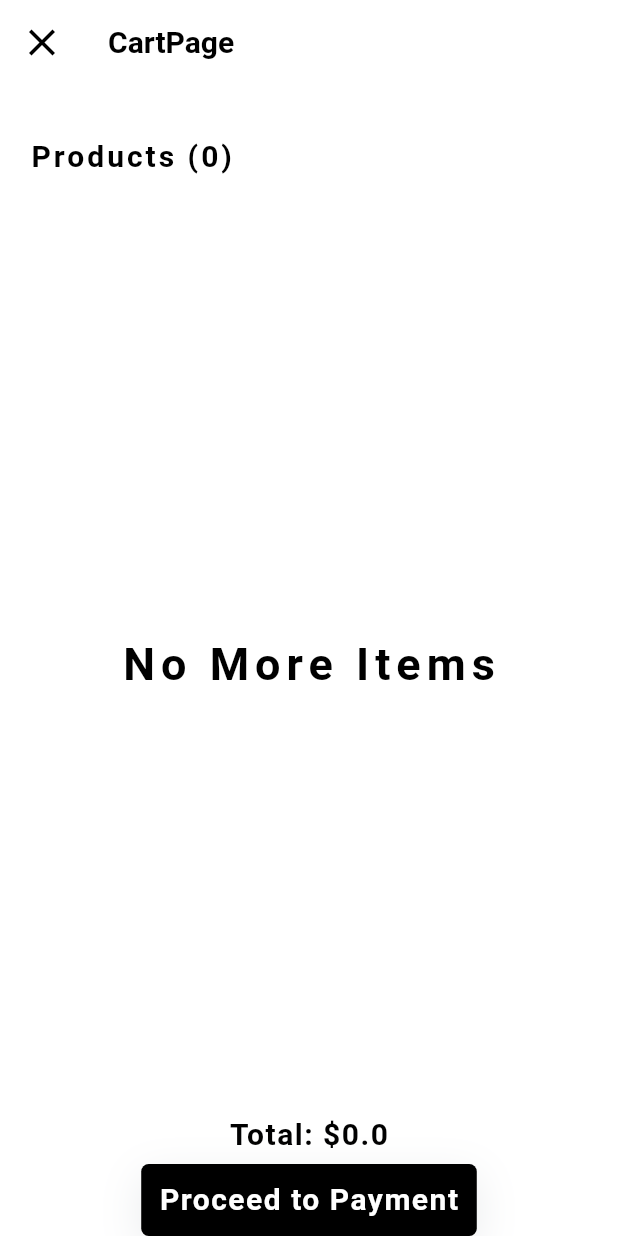
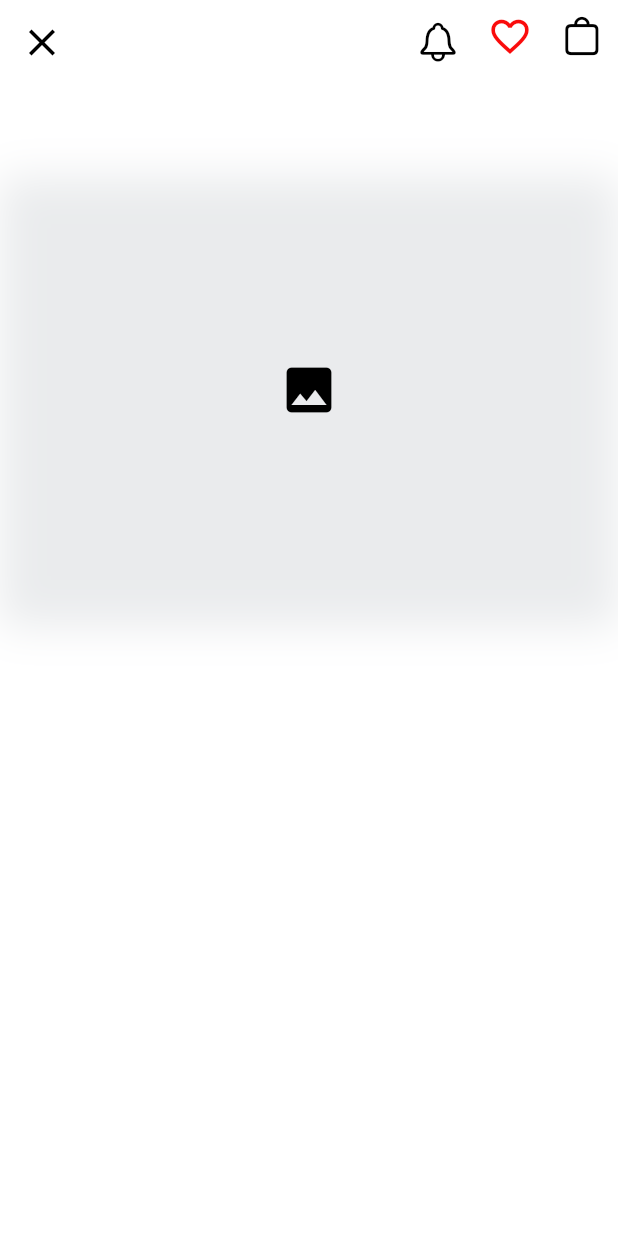
Before and after one commit to sharath-616/shopcart, a Flutter app: the screen it shows after launch, after a tap on "BALMAIN", on a phone screen of 412 x 824 dp. Run offline on Flutter 3.47's test engine with Material 3 defaults, Android fonts, the phone set to English and light mode, and no system bars; our stand-ins replace flutter_spinkit, go_router.

Commit message:
bro pls check this one

```diff
--- a/lib/Const/local_images.dart
+++ b/lib/Const/local_images.dart
@@ -75,6 +75,7 @@ class ItemImage {
     'assets/jeans/download (8).jpg',
   ];
 
+  final String imagePath;
   ItemImage(List list,
       {required List<String> itemText,
       required List<String> adds,
@@ -82,9 +83,8 @@ class ItemImage {
       required List bank,
       required List pants,
       required List itemPrice,
-      required List itemName});
-
-  get bank => null;
+      required List itemName,
+      required this.imagePath});
 
 
 }
--- a/lib/Provider/HomepageProvider/home_page_provider.dart
+++ b/lib/Provider/HomepageProvider/home_page_provider.dart
@@ -8,8 +8,8 @@ class HomePageProvider extends ChangeNotifier {
   bool _isLoading = false;
   bool _isfavor = false;
   String _error = 'Something Went Wrong';
-  final ItemImage _itemImage =
-      ItemImage([], itemText: [], adds: [], shirts: [], bank: [], pants: [], itemPrice: [], itemName: []);
+  final ItemImage _itemImage = ItemImage([],
+      itemText: [], adds: [], shirts: [], bank: [], pants: [], itemPrice: [], itemName: [], imagePath: '');
   final TextEditingController _userSearchController = TextEditingController();
   final PageController _pageViewController = PageController();
   int _currentImage = 0;
--- a/lib/Screens/CartPage/Components/body.dart
+++ b/lib/Screens/CartPage/Components/body.dart
@@ -89,8 +89,8 @@ class Body extends StatelessWidget {
                                   Row(
                                     mainAxisAlignment: MainAxisAlignment.spaceBetween,
                                     children: [
-                                      if (cartItem.imagePath.isNotEmpty)
-                                        Image.asset(
+                                      cartItem.imagePath.isNotEmpty
+                                          ? Image.asset(
                                               cartItem.imagePath,
                                               fit: BoxFit.cover,
                                               width: 100,
@@ -103,8 +103,7 @@ class Body extends StatelessWidget {
                                                 );
                                               },
                                             )
-                                      else
-                                        const Icon(
+                                          : const Icon(
                                               Icons.image,
                                               size: 40,
                                               color: Colors.black,
--- /dev/null
+++ b/lib/Screens/DetailPage/Components/body.dart
@@ -0,0 +1,88 @@
+import 'package:flutter/cupertino.dart';
+import 'package:flutter/material.dart';
+import 'package:go_router/go_router.dart';
+import 'package:provider/provider.dart';
+import 'package:shopcart/Const/const.dart';
+import 'package:shopcart/Provider/HomepageProvider/home_page_provider.dart';
+import 'package:shopcart/Screens/CartPage/cart_page.dart';
+import 'package:shopcart/Screens/HomePage/home_page.dart';
+import 'package:shopcart/Widgets/custom_appbar.dart';
+
+class Body extends StatelessWidget {
+  const Body({super.key});
+
+  @override
+  Widget build(BuildContext context) {
+    return Scaffold(
+      backgroundColor: Colors.white,
+      appBar: PreferredSize(
+        preferredSize: const Size(double.infinity, 80),
+        child: CustomAppbar(
+          leading: IconButton(
+            onPressed: () {
+              context.go(HomePage.classId);
+            },
+            icon: const Icon(
+              Icons.close,
+              size: 30,
+              color: Colors.black,
+            ),
+          ),
+          title: '',
+          bellFunctions: () {},
+          favoriteFunctions: () {
+            context.read<HomePageProvider>().clickedfavor();
+          },
+          cartFunction: () {
+            context.go(CartPage.classId);
+          },
+          bellIcons: CupertinoIcons.bell,
+          favoriteIcons: context.watch<HomePageProvider>().isfavor ? Icons.favorite : Icons.favorite_border,
+          cartIcons: CupertinoIcons.bag,
+        ),
+      ),
+      body: Consumer<HomePageProvider>(
+        builder: (context, homePageProvider, child) => SingleChildScrollView(
+          child: Column(
+            mainAxisAlignment: MainAxisAlignment.start,
+            children: [
+              sizedBox,
+              Container(
+                height: 300,
+                decoration: BoxDecoration(
+                  boxShadow: const [
+                    shadow,
+                  ],
+                  borderRadius: BorderRadius.circular(5),
+                ),
+                child: homePageProvider.itemImage.shirts[0].isEmpty
+                    ? Image.asset(
+                        homePageProvider.itemImage.imagePath,
+                        fit: BoxFit.cover,
+                        width: 100,
+                        height: 100,
+                        errorBuilder: (context, error, stackTrace) {
+                          return const Center(
+                            child: Icon(
+                              Icons.image,
+                              size: 40,
+                              color: Colors.black,
+                            ),
+                          );
+                        },
+                      )
+                    : const Center(
+                        child: Icon(
+                          Icons.image,
+                          size: 40,
+                          color: Colors.black,
+                        ),
+                      ),
+              ),
+            ],
+          ),
+        ),
+      ),
+    );
+  }
+}
--- /dev/null
+++ b/lib/Screens/DetailPage/details_page.dart
@@ -0,0 +1,12 @@
+import 'package:flutter/material.dart';
+import 'package:shopcart/Screens/DetailPage/Components/body.dart';
+
+class DetailsPage extends StatelessWidget {
+  static const classId = '/details_page';
+  const DetailsPage({super.key});
+
+  @override
+  Widget build(BuildContext context) {
+    return const Body();
+  }
+}
--- a/lib/Widgets/grid_gallery.dart
+++ b/lib/Widgets/grid_gallery.dart
@@ -4,7 +4,7 @@ import 'package:provider/provider.dart';
 import 'package:shopcart/Const/const.dart';
 import 'package:shopcart/Const/local_images.dart';
 import 'package:shopcart/Provider/HomepageProvider/home_page_provider.dart';
-import 'package:shopcart/Screens/CartPage/cart_page.dart';
+import 'package:shopcart/Screens/DetailPage/details_page.dart';
 import 'package:shopcart/Widgets/custom_text.dart';
 
 class GridGallery extends StatelessWidget {
@@ -48,7 +48,7 @@ class GridGallery extends StatelessWidget {
                         padding: const EdgeInsets.all(8.0),
                         child: InkWell(
                           onTap: () {
-                            context.go(CartPage.classId);
+                            context.go(DetailsPage.classId);
                           },
                           child: Container(
                             decoration: BoxDecoration(
--- a/lib/main.dart
+++ b/lib/main.dart
@@ -4,6 +4,7 @@ import 'package:provider/provider.dart';
 import 'package:shopcart/Provider/HomepageProvider/home_page_provider.dart';
 import 'package:shopcart/Provider/LoginPageProvider/loginpage_provider.dart';
 import 'package:shopcart/Screens/CartPage/cart_page.dart';
+import 'package:shopcart/Screens/DetailPage/details_page.dart';
 import 'package:shopcart/Screens/HomePage/home_page.dart';
 
 void main() => runApp(MultiProvider(
@@ -34,16 +35,17 @@ class MyApp extends StatelessWidget {
 final GoRouter _router = GoRouter(
   initialLocation: HomePage.classId,
   routes: [
-
     GoRoute(
       path: HomePage.classId,
       builder: (context, state) => const HomePage(),
     ),
-
+    GoRoute(
+      path: DetailsPage.classId,
+      builder: (context, state) => const DetailsPage(),
+    ),
     GoRoute(
       path: CartPage.classId,
       builder: (context, state) => const CartPage(),
     ),
-
   ],
 );
```
Lines whose indentation alone changed are shown as unchanged.
